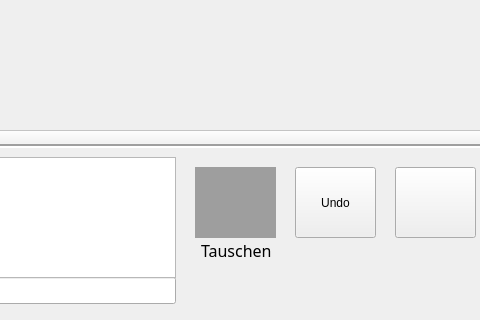
The window that Qwirkle-master/ProjectQ/game.ui (Praktikumsgruppe-1/Qwirkle) describes before a commit, drawn with Qt 5; both pictures show x 875 to 1355 and y 483 to 803 of the 1508 by 803 pixel window.
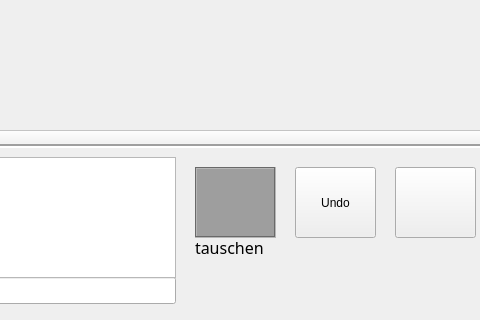
The same window after the commit. Icons and pictures are not drawn. Custom widgets are drawn as their Qt base class.

What changed in the file:
```diff
--- a/Qwirkle-master/ProjectQ/game.ui
+++ b/Qwirkle-master/ProjectQ/game.ui
@@ -13,6 +13,9 @@
   <property name="windowTitle">
    <string>Form</string>
   </property>
+  <property name="autoFillBackground">
+   <bool>false</bool>
+  </property>
   <widget class="QPushButton" name="pushButton">
    <property name="geometry">
     <rect>
@@ -172,6 +175,12 @@
    <property name="styleSheet">
     <string notr="true">background-color: rgb(158, 158, 158);</string>
    </property>
+   <property name="frameShape">
+    <enum>QFrame::Box</enum>
+   </property>
+   <property name="frameShadow">
+    <enum>QFrame::Sunken</enum>
+   </property>
   </widget>
   <widget class="QWidget" name="hand" native="true">
    <property name="geometry">
@@ -298,10 +307,10 @@
   <widget class="QLabel" name="label_3">
    <property name="geometry">
     <rect>
-     <x>1076</x>
-     <y>723</y>
-     <width>71</width>
-     <height>20</height>
+     <x>1070</x>
+     <y>720</y>
+     <width>91</width>
+     <height>21</height>
     </rect>
    </property>
    <property name="font">
@@ -311,7 +320,7 @@
     </font>
    </property>
    <property name="text">
-    <string>Tauschen</string>
+    <string>tauschen</string>
    </property>
   </widget>
  </widget>
```
Left out of the diff: 31 changed lines with no effect on the pictures.
